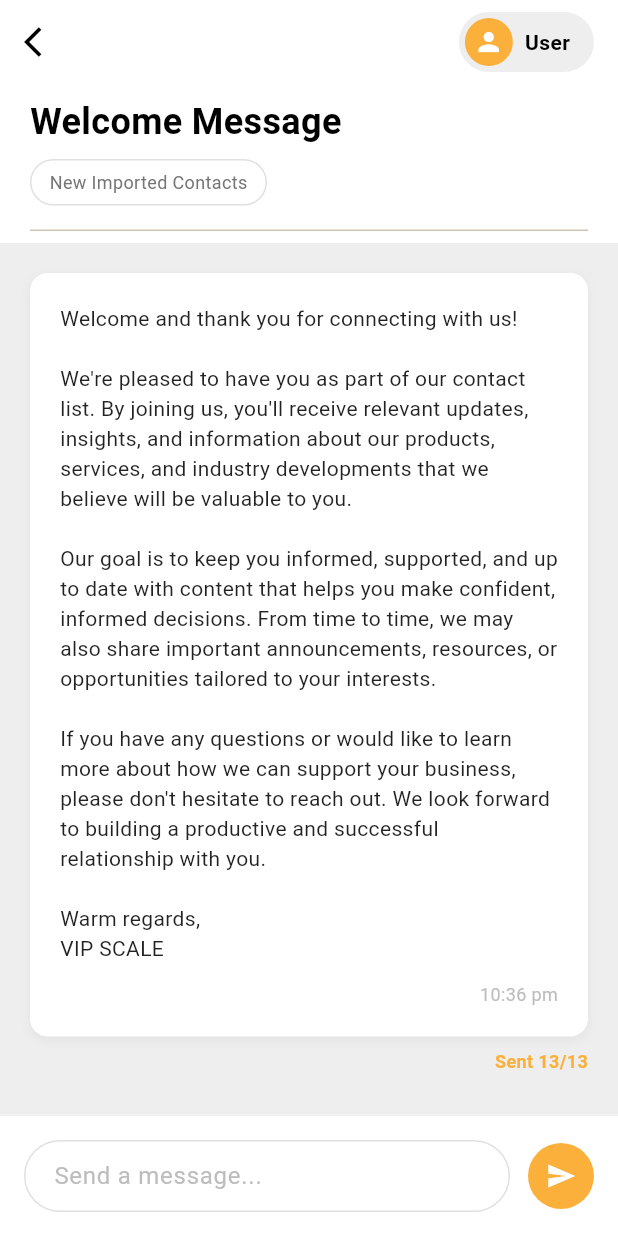
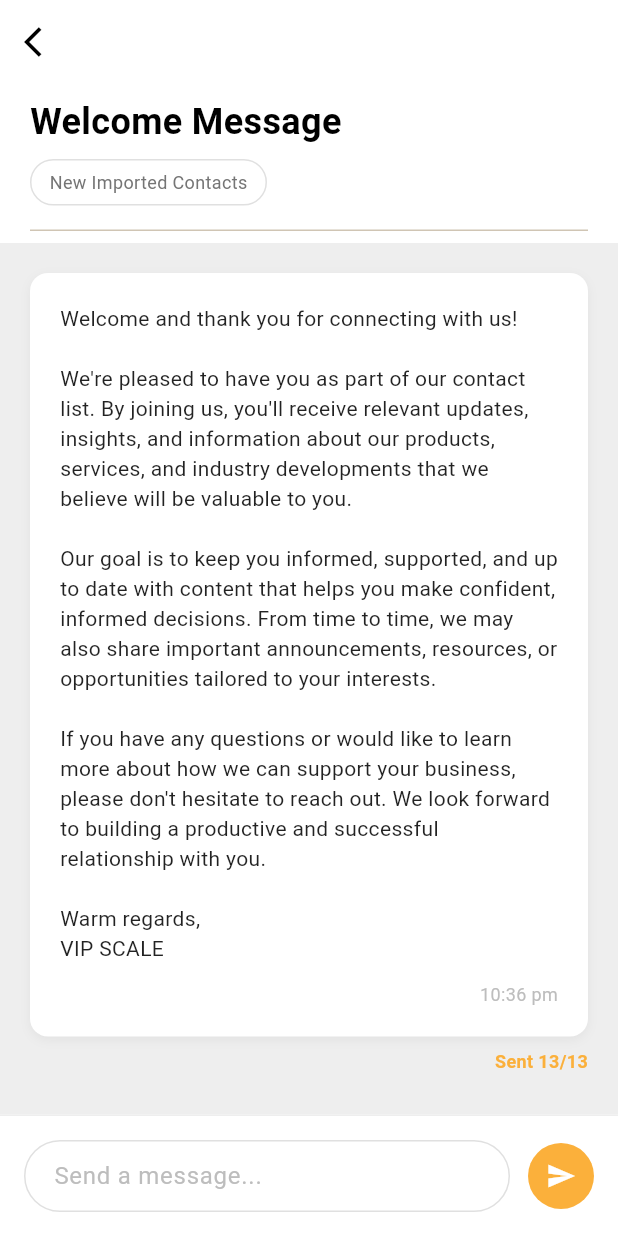
Before and after one commit to vipscaleblueprint-jpg/SMS, a Flutter app: the WelcomeMessageScreen screen opened directly, on a phone screen of 412 x 824 dp. Run offline on Flutter 3.47's test engine with Material 3 defaults, Android fonts, the phone set to English and light mode, and no system bars; our stand-ins replace csv, file_picker, flutter_contacts, flutter_riverpod, google_sign_in, intl_phone_number_input and 3 more; missing offline and left inert: android_alarm_manager_plus, another_telephony, mobile_number; accounts and stored records are empty; project files that could hold a hidden picture were left out.

Commit message:
feat: edit welcome msg screen

```diff
--- a/lib/screens/welcome_message_screen.dart
+++ b/lib/screens/welcome_message_screen.dart
@@ -1,6 +1,5 @@
 import 'package:flutter/material.dart';
 import 'package:flutter_riverpod/flutter_riverpod.dart';
-import '../providers/user_provider.dart';
 
 class WelcomeMessageScreen extends ConsumerStatefulWidget {
   const WelcomeMessageScreen({super.key});
@@ -13,14 +12,8 @@ class WelcomeMessageScreen extends ConsumerStatefulWidget {
 class _WelcomeMessageScreenState extends ConsumerState<WelcomeMessageScreen> {
   final TextEditingController _messageController = TextEditingController();
 
-  void _showProfileMenu() {
-    // Reusing the profile menu logic if needed
-  }
-
   @override
   Widget build(BuildContext context) {
-    final user = ref.watch(userProvider);
-
     return Scaffold(
       backgroundColor: Colors.white,
       appBar: AppBar(
@@ -30,49 +23,6 @@ class _WelcomeMessageScreenState extends ConsumerState<WelcomeMessageScreen> {
           icon: const Icon(Icons.arrow_back_ios, color: Colors.black),
           onPressed: () => Navigator.of(context).pop(),
         ),
-        actions: [
-          Padding(
-            padding: const EdgeInsets.only(right: 16.0),
-            child: GestureDetector(
-              onTap: _showProfileMenu,
-              child: Container(
-                padding: const EdgeInsets.all(4),
-                decoration: BoxDecoration(
-                  color: Colors.grey[200],
-                  borderRadius: BorderRadius.circular(30),
-                ),
-                child: Row(
-                  children: [
-                    CircleAvatar(
-                      backgroundColor: const Color(0xFFFBB03B),
-                      radius: 16,
-                      backgroundImage: user.photoUrl != null
-                          ? NetworkImage(user.photoUrl!)
-                          : null,
-                      child: user.photoUrl == null
-                          ? const Icon(
-                              Icons.person,
-                              color: Colors.white,
-                              size: 20,
-                            )
-                          : null,
-                    ),
-                    const SizedBox(width: 8),
-                    Text(
-                      user.name,
-                      style: const TextStyle(
-                        color: Colors.black,
-                        fontWeight: FontWeight.bold,
-                        fontSize: 14,
-                      ),
-                    ),
-                    const SizedBox(width: 12),
-                  ],
-                ),
-              ),
-            ),
-          ),
-        ],
       ),
       body: Column(
         children: [
```
